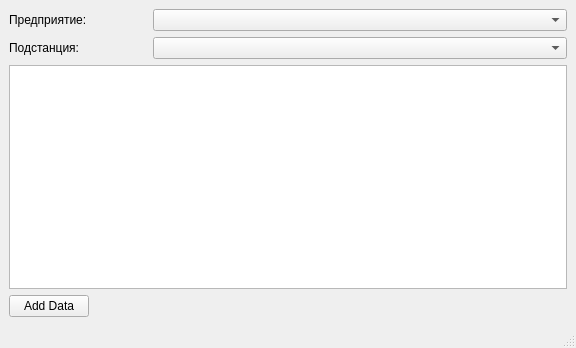
nikola240698/MretEquipment, file ui/mainwindow.ui: the form before one commit.
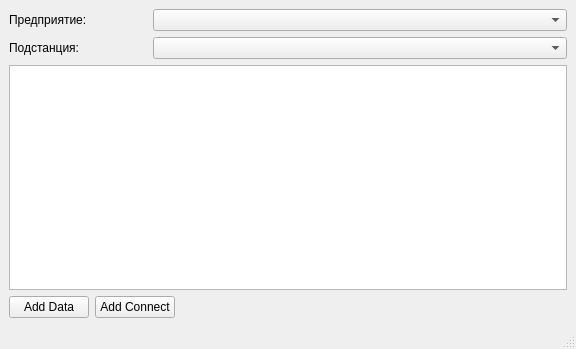
The form after the commit.

Commit message: Change files name. Create new Dialog InputConnection

```diff
--- a/ui/mainwindow.ui
+++ b/ui/mainwindow.ui
@@ -7,7 +7,7 @@
     <x>0</x>
     <y>0</y>
     <width>576</width>
-    <height>348</height>
+    <height>349</height>
    </rect>
   </property>
   <property name="windowTitle">
@@ -15,7 +15,7 @@
   </property>
   <widget class="QWidget" name="centralwidget">
    <layout class="QGridLayout" name="gridLayout">
-    <item row="0" column="0" colspan="2">
+    <item row="0" column="0" colspan="3">
      <layout class="QVBoxLayout" name="verticalLayout">
       <item>
        <layout class="QHBoxLayout" name="horizontalLayout_2">
@@ -84,6 +84,13 @@
      </widget>
     </item>
     <item row="1" column="1">
+     <widget class="QPushButton" name="btnAddConnection">
+      <property name="text">
+       <string>Add Connect</string>
+      </property>
+     </widget>
+    </item>
+    <item row="1" column="2">
      <spacer name="horizontalSpacer">
       <property name="orientation">
        <enum>Qt::Orientation::Horizontal</enum>
```
The commit also changes 10 other files.
